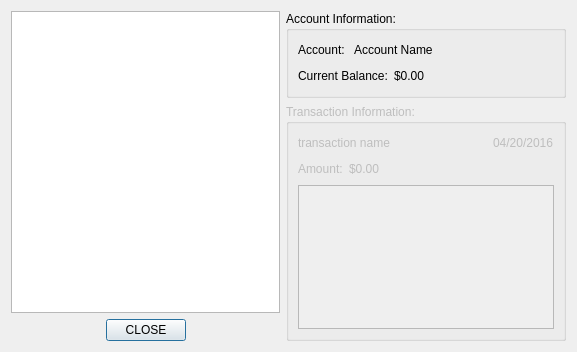
The window that source/gui/information_dialogs/AccountInformation.ui (BeenEncoded/check_book_program) describes before a commit, drawn with Qt 5.
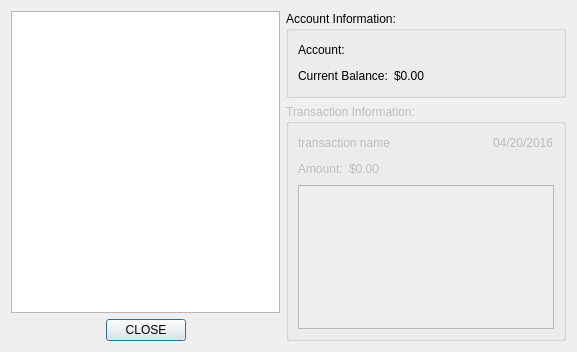
The same window after the commit.

Commit message: Added set up accountinformation dialog;

What changed in the file:
```diff
--- a/source/gui/information_dialogs/AccountInformation.ui
+++ b/source/gui/information_dialogs/AccountInformation.ui
@@ -84,7 +84,7 @@
           <item>
            <widget class="QLabel" name="account_name">
             <property name="text">
-             <string>Account Name</string>
+             <string/>
             </property>
            </widget>
           </item>
```
Left out of the diff: 23 changed lines with no effect on the pictures. The commit also changes 7 other files.
